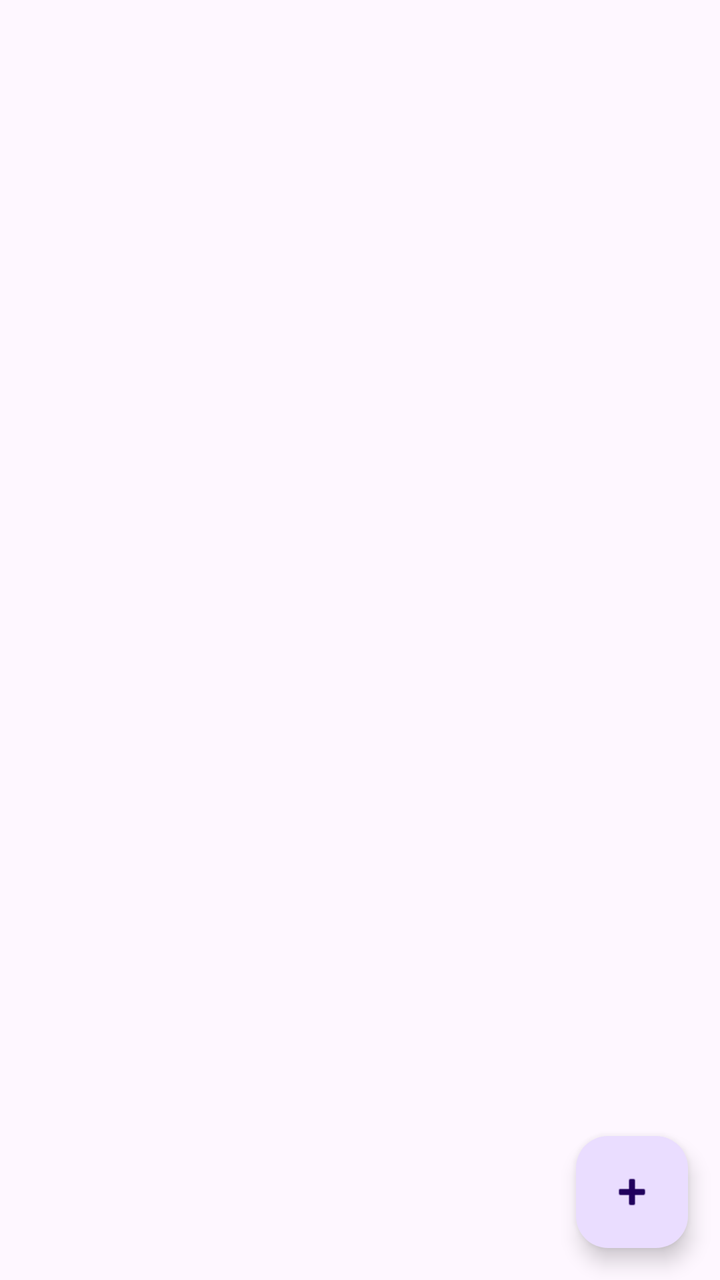
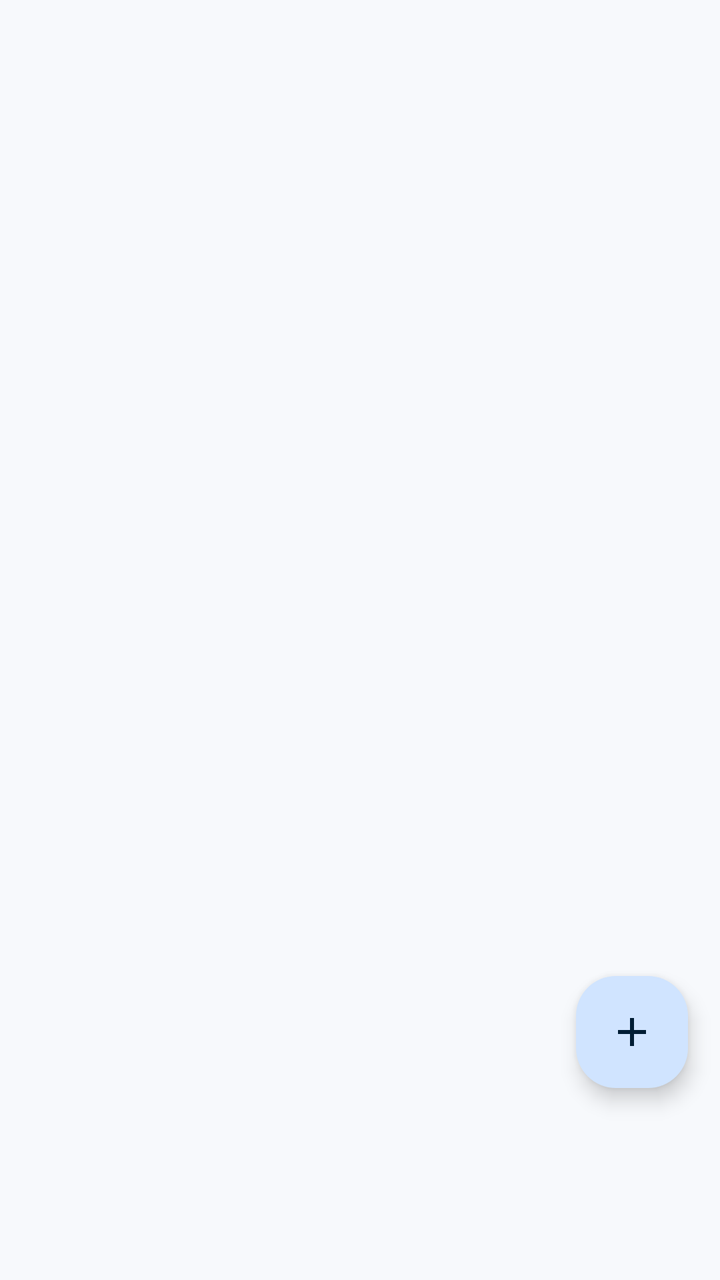

The first picture is an Android layout as it rendered before a commit; the second is the same layout after the commit. The layout source and the unified diff follow.
<!-- AndroidManifest.xml: application theme Theme.TMSCompanion -->
<!-- res/layout/fragment_servers.xml -->
<?xml version="1.0" encoding="utf-8"?>
<androidx.coordinatorlayout.widget.CoordinatorLayout xmlns:android="http://schemas.android.com/apk/res/android"
    xmlns:app="http://schemas.android.com/apk/res-auto"
    android:layout_width="match_parent"
    android:layout_height="match_parent">

    <androidx.recyclerview.widget.RecyclerView
        android:id="@+id/recyclerView"
        android:layout_width="match_parent"
        android:layout_height="match_parent"
        android:clipToPadding="false"
        android:padding="8dp" />

    <TextView
        android:id="@+id/emptyView"
        android:layout_width="wrap_content"
        android:layout_height="wrap_content"
        android:layout_gravity="center"
        android:gravity="center"
        android:padding="24dp"
        android:text="@string/no_servers"
        android:visibility="gone" />

    <com.google.android.material.floatingactionbutton.FloatingActionButton
        android:id="@+id/fabAdd"
        android:layout_width="wrap_content"
        android:layout_height="wrap_content"
        android:layout_gravity="bottom|end"
        android:layout_margin="16dp"
        android:contentDescription="@string/add_server"
        app:srcCompat="@android:drawable/ic_input_add" />
</androidx.coordinatorlayout.widget.CoordinatorLayout>
<!-- resources referenced by this layout -->
<resources>
  <string name="no_servers">No servers yet. Tap + to add one.</string>
  <style name="Theme.TMSCompanion" parent="Theme.Material3.DayNight.NoActionBar">
          <item name="colorPrimary">@color/purple_500</item>
          <item name="colorPrimaryDark">@color/purple_700</item>
          <item name="colorAccent">@color/teal_200</item>
      </style>
  <color name="purple_500">#6750A4</color>
  <color name="purple_700">#4F378B</color>
  <color name="teal_200">#03DAC5</color>
  <!-- unchanged entries left out for length: 1 -->
</resources>

<!-- the commit's change to res/layout/fragment_servers.xml (unified diff, before → after) -->
@@ -9,24 +9,59 @@
         android:layout_width="match_parent"
         android:layout_height="match_parent"
         android:clipToPadding="false"
-        android:padding="8dp" />
+        android:paddingTop="@dimen/list_padding_top"
+        android:paddingBottom="@dimen/list_padding_bottom"
+        android:paddingHorizontal="12dp" />
 
-    <TextView
+    <LinearLayout
         android:id="@+id/emptyView"
-        android:layout_width="wrap_content"
+        android:layout_width="match_parent"
         android:layout_height="wrap_content"
         android:layout_gravity="center"
         android:gravity="center"
-        android:padding="24dp"
-        android:text="@string/no_servers"
-        android:visibility="gone" />
+        android:orientation="vertical"
+        android:padding="32dp"
+        android:visibility="gone">
+
+        <ImageView
+            android:layout_width="64dp"
+            android:layout_height="64dp"
+            android:background="@drawable/bg_empty_glyph"
+            android:contentDescription="@null"
+            android:padding="16dp"
+            android:src="@drawable/ic_nav_servers" />
+
+        <TextView
+            android:layout_width="wrap_content"
+            android:layout_height="wrap_content"
+            android:layout_marginTop="16dp"
+            android:text="@string/no_servers"
+            android:textAppearance="?attr/textAppearanceTitleLarge" />
+
+        <TextView
+            android:layout_width="wrap_content"
+            android:layout_height="wrap_content"
+            android:layout_marginTop="8dp"
+            android:gravity="center"
+            android:text="@string/no_servers_body"
+            android:textAppearance="?attr/textAppearanceBodyMedium"
+            android:textColor="?attr/colorOnSurfaceVariant" />
+
+        <com.google.android.material.button.MaterialButton
+            android:id="@+id/emptyAddButton"
+            android:layout_width="wrap_content"
+            android:layout_height="wrap_content"
+            android:layout_marginTop="16dp"
+            android:text="@string/add_server" />
+    </LinearLayout>
 
     <com.google.android.material.floatingactionbutton.FloatingActionButton
         android:id="@+id/fabAdd"
         android:layout_width="wrap_content"
         android:layout_height="wrap_content"
         android:layout_gravity="bottom|end"
-        android:layout_margin="16dp"
+        android:layout_marginEnd="16dp"
+        android:layout_marginBottom="96dp"
         android:contentDescription="@string/add_server"
-        app:srcCompat="@android:drawable/ic_input_add" />
+        app:srcCompat="@drawable/ic_add" />
 </androidx.coordinatorlayout.widget.CoordinatorLayout>
<!-- resource entries referenced after the edit -->
@@ -1,14 +1,214 @@
 <!-- resources referenced by this layout -->
 <resources>
-  <string name="no_servers">No servers yet. Tap + to add one.</string>
-  <style name="Theme.TMSCompanion" parent="Theme.Material3.DayNight.NoActionBar">
-          <item name="colorPrimary">@color/purple_500</item>
-          <item name="colorPrimaryDark">@color/purple_700</item>
-          <item name="colorAccent">@color/teal_200</item>
-      </style>
-  <color name="purple_500">#6750A4</color>
-  <color name="purple_700">#4F378B</color>
-  <color name="teal_200">#03DAC5</color>
+  <dimen name="list_padding_bottom">104dp</dimen>
+  <dimen name="list_padding_top">72dp</dimen>
+  <!-- drawable bg_empty_glyph (drawable) -->
+  <?xml version="1.0" encoding="utf-8"?>
+  <shape xmlns:android="http://schemas.android.com/apk/res/android"
+      android:shape="oval">
+      <solid android:color="?attr/colorSecondaryContainer" />
+  </shape>
+  <!-- drawable ic_add (drawable) -->
+  <vector xmlns:android="http://schemas.android.com/apk/res/android"
+      android:width="24dp"
+      android:height="24dp"
+      android:viewportWidth="24"
+      android:viewportHeight="24"
+      android:tint="?attr/colorOnSurface">
+      <path
+          android:fillColor="@android:color/white"
+          android:pathData="M19,13h-6v6h-2v-6H5v-2h6V5h2v6h6v2z" />
+  </vector>
+  <!-- drawable ic_nav_servers (drawable) -->
+  <vector xmlns:android="http://schemas.android.com/apk/res/android"
+      android:width="24dp"
+      android:height="24dp"
+      android:viewportWidth="24"
+      android:viewportHeight="24"
+      android:tint="?attr/colorOnSurface">
+      <path
+          android:fillColor="@android:color/white"
+          android:pathData="M4,18h17v-2H4v2zM4,13h17v-2H4v2zM4,6v2h17V6H4z" />
+  </vector>
+  <string name="no_servers">No servers yet.</string>
+  <string name="no_servers_body">Add the TrackMySpend server this phone should upload to.</string>
+  <style name="Theme.TMSCompanion" parent="Theme.TMSCompanion.Base">
+          <item name="android:windowLightStatusBar">true</item>
+          <item name="android:windowLightNavigationBar">true</item>
+      </style>
+  <style name="Theme.TMSCompanion.Base" parent="Theme.Material3.DayNight.NoActionBar">
+          <item name="colorPrimary">@color/md_primary</item>
+          <item name="colorOnPrimary">@color/md_on_primary</item>
+          <item name="colorPrimaryContainer">@color/md_primary_container</item>
+          <item name="colorOnPrimaryContainer">@color/md_on_primary_container</item>
+          <item name="colorSecondary">@color/md_secondary</item>
+          <item name="colorOnSecondary">@color/md_on_secondary</item>
+          <item name="colorSecondaryContainer">@color/md_secondary_container</item>
+          <item name="colorOnSecondaryContainer">@color/md_on_secondary_container</item>
+          <item name="colorTertiary">@color/md_tertiary</item>
+          <item name="colorOnTertiary">@color/md_on_tertiary</item>
+          <item name="colorTertiaryContainer">@color/md_tertiary_container</item>
+          <item name="colorOnTertiaryContainer">@color/md_on_tertiary_container</item>
+          <item name="colorError">@color/md_error</item>
+          <item name="colorOnError">@color/md_on_error</item>
+          <item name="colorErrorContainer">@color/md_error_container</item>
+          <item name="colorOnErrorContainer">@color/md_on_error_container</item>
+          <item name="android:colorBackground">@color/md_background</item>
+          <item name="colorOnBackground">@color/md_on_background</item>
+          <item name="colorSurface">@color/md_surface</item>
+          <item name="colorOnSurface">@color/md_on_surface</item>
+          <item name="colorSurfaceVariant">@color/md_surface_variant</item>
+          <item name="colorOnSurfaceVariant">@color/md_on_surface_variant</item>
+          <item name="colorOutline">@color/md_outline</item>
+          <item name="colorOutlineVariant">@color/md_outline_variant</item>
+          <item name="colorSurfaceInverse">@color/md_inverse_surface</item>
+          <item name="colorOnSurfaceInverse">@color/md_inverse_on_surface</item>
+          <item name="colorPrimaryInverse">@color/md_inverse_primary</item>
+          <item name="colorSuccess">@color/md_success</item>
+          <item name="colorOnSuccess">@color/md_on_success</item>
+          <item name="colorSuccessContainer">@color/md_success_container</item>
+          <item name="colorOnSuccessContainer">@color/md_on_success_container</item>
+          <item name="colorPending">@color/md_pending</item>
+          <item name="colorOnPending">@color/md_on_pending</item>
+          <item name="colorPendingContainer">@color/md_pending_container</item>
+          <item name="colorOnPendingContainer">@color/md_on_pending_container</item>
+          <item name="colorGlassOverlay">@color/md_glass_overlay</item>
+          <item name="colorGlassStroke">@color/md_glass_stroke</item>
+          <item name="colorSurfaceContainer">@color/md_surface_container</item>
+          <item name="colorSurfaceContainerLow">@color/md_surface_container_low</item>
+          <item name="colorSurfaceContainerHigh">@color/md_surface_container_high</item>
+          <item name="android:statusBarColor">@android:color/transparent</item>
+          <item name="android:navigationBarColor">@android:color/transparent</item>
+          <item name="android:windowBackground">@color/md_background</item>
+          <item name="shapeAppearanceCornerExtraSmall">@style/ShapeAppearance.TMS.ExtraSmall</item>
+          <item name="shapeAppearanceCornerSmall">@style/ShapeAppearance.TMS.Small</item>
+          <item name="shapeAppearanceCornerMedium">@style/ShapeAppearance.TMS.Medium</item>
+          <item name="shapeAppearanceCornerLarge">@style/ShapeAppearance.TMS.Large</item>
+          <item name="shapeAppearanceCornerExtraLarge">@style/ShapeAppearance.TMS.ExtraLarge</item>
+          <item name="materialCardViewStyle">@style/Widget.TMS.Card</item>
+          <item name="materialButtonStyle">@style/Widget.TMS.Button</item>
+          <item name="floatingActionButtonStyle">@style/Widget.TMS.Fab</item>
+          <item name="bottomNavigationStyle">@style/Widget.TMS.BottomNav</item>
+          <item name="bottomSheetDialogTheme">@style/ThemeOverlay.TMS.BottomSheet</item>
+          <item name="snackbarStyle">@style/Widget.TMS.Snackbar</item>
+          <item name="textInputStyle">@style/Widget.TMS.TextInput</item>
+          <item name="chipStyle">@style/Widget.TMS.Chip</item>
+          <item name="toolbarStyle">@style/Widget.TMS.Toolbar</item>
+      </style>
+  <color name="md_primary">#1B4F72</color>
+  <color name="md_on_primary">#FFFFFF</color>
+  <color name="md_primary_container">#D0E4FF</color>
+  <color name="md_on_primary_container">#001D35</color>
+  <color name="md_secondary">#0F6B63</color>
+  <color name="md_on_secondary">#FFFFFF</color>
+  <color name="md_secondary_container">#B3F0E7</color>
+  <color name="md_on_secondary_container">#00201D</color>
+  <color name="md_tertiary">#5B4A7A</color>
+  <color name="md_on_tertiary">#FFFFFF</color>
+  <color name="md_tertiary_container">#E8DDFF</color>
+  <color name="md_on_tertiary_container">#1A0D33</color>
+  <color name="md_error">#BA1A1A</color>
+  <color name="md_on_error">#FFFFFF</color>
+  <color name="md_error_container">#FFDAD6</color>
+  <color name="md_on_error_container">#410002</color>
+  <color name="md_background">#F7F9FC</color>
+  <color name="md_on_background">#181C20</color>
+  <color name="md_surface">#F7F9FC</color>
+  <color name="md_on_surface">#181C20</color>
+  <color name="md_surface_variant">#DDE3EA</color>
+  <color name="md_on_surface_variant">#41484E</color>
+  <color name="md_outline">#71787F</color>
+  <color name="md_outline_variant">#C1C7CE</color>
+  <color name="md_inverse_surface">#2D3135</color>
+  <color name="md_inverse_on_surface">#EEF1F5</color>
+  <color name="md_inverse_primary">#9DCAEF</color>
+  <color name="md_success">#146C2E</color>
+  <color name="md_on_success">#FFFFFF</color>
+  <color name="md_success_container">#A6F2B4</color>
+  <color name="md_on_success_container">#002107</color>
+  <color name="md_pending">#7A5900</color>
+  <color name="md_on_pending">#FFFFFF</color>
+  <color name="md_pending_container">#FFDF9B</color>
+  <color name="md_on_pending_container">#261A00</color>
+  <color name="md_glass_overlay">#B3F7F9FC</color>
+  <color name="md_glass_stroke">#66FFFFFF</color>
+  <color name="md_surface_container">#EBEEF2</color>
+  <color name="md_surface_container_low">#F1F4F8</color>
+  <color name="md_surface_container_high">#E5E8EC</color>
+  <style name="ShapeAppearance.TMS.ExtraSmall" parent="ShapeAppearance.Material3.Corner.ExtraSmall">
+          <item name="cornerSize">@dimen/shape_xs</item>
+      </style>
+  <style name="ShapeAppearance.TMS.Small" parent="ShapeAppearance.Material3.Corner.Small">
+          <item name="cornerSize">@dimen/shape_sm</item>
+      </style>
+  <style name="ShapeAppearance.TMS.Medium" parent="ShapeAppearance.Material3.Corner.Medium">
+          <item name="cornerSize">@dimen/shape_md</item>
+      </style>
+  <style name="ShapeAppearance.TMS.Large" parent="ShapeAppearance.Material3.Corner.Large">
+          <item name="cornerSize">@dimen/shape_lg</item>
+      </style>
+  <style name="ShapeAppearance.TMS.ExtraLarge" parent="ShapeAppearance.Material3.Corner.ExtraLarge">
+          <item name="cornerSize">@dimen/shape_xl</item>
+      </style>
+  <style name="Widget.TMS.Card" parent="Widget.Material3.CardView.Filled">
+          <item name="shapeAppearance">@style/ShapeAppearance.TMS.Large</item>
+          <item name="cardBackgroundColor">?attr/colorSurfaceContainerLow</item>
+          <item name="cardElevation">0dp</item>
+          <item name="strokeWidth">0dp</item>
+      </style>
+  <style name="Widget.TMS.Button" parent="Widget.Material3.Button">
+          <item name="shapeAppearance">@style/ShapeAppearance.TMS.Medium</item>
+          <item name="android:minHeight">@dimen/touch_min</item>
+      </style>
+  <style name="Widget.TMS.Fab" parent="Widget.Material3.FloatingActionButton.Primary">
+          <item name="shapeAppearance">@style/ShapeAppearance.TMS.Large</item>
+      </style>
+  <style name="Widget.TMS.BottomNav" parent="Widget.Material3.BottomNavigationView">
+          <item name="backgroundTint">@android:color/transparent</item>
+          <item name="itemActiveIndicatorStyle">@style/Widget.TMS.NavIndicator</item>
+          <item name="itemIconTint">@color/nav_item_tint</item>
+          <item name="itemTextColor">@color/nav_item_tint</item>
+          <item name="itemRippleColor">@color/md_primary_container</item>
+          <item name="elevation">0dp</item>
+      </style>
+  <style name="ThemeOverlay.TMS.BottomSheet" parent="ThemeOverlay.Material3.BottomSheetDialog">
+          <item name="bottomSheetStyle">@style/Widget.TMS.BottomSheet</item>
+      </style>
+  <style name="Widget.TMS.Snackbar" parent="Widget.Material3.Snackbar">
+          <item name="backgroundTint">?attr/colorSurfaceContainerHigh</item>
+          <item name="shapeAppearance">@style/ShapeAppearance.TMS.Small</item>
+      </style>
+  <style name="Widget.TMS.TextInput" parent="Widget.Material3.TextInputLayout.OutlinedBox">
+          <item name="shapeAppearance">@style/ShapeAppearance.TMS.Small</item>
+          <item name="boxStrokeColor">?attr/colorOutline</item>
+      </style>
+  <style name="Widget.TMS.Chip" parent="Widget.Material3.Chip.Assist">
+          <item name="chipCornerRadius">@dimen/shape_xs</item>
+          <item name="chipMinHeight">28dp</item>
+          <item name="android:clickable">false</item>
+          <item name="android:checkable">false</item>
+      </style>
+  <style name="Widget.TMS.Toolbar" parent="Widget.Material3.Toolbar">
+          <item name="android:background">@android:color/transparent</item>
+          <item name="titleTextAppearance">?attr/textAppearanceHeadlineSmall</item>
+          <item name="titleTextColor">?attr/colorOnSurface</item>
+          <item name="subtitleTextColor">?attr/colorOnSurfaceVariant</item>
+          <item name="navigationIconTint">?attr/colorOnSurface</item>
+      </style>
+  <dimen name="shape_xs">4dp</dimen>
+  <dimen name="shape_sm">8dp</dimen>
+  <dimen name="shape_md">12dp</dimen>
+  <dimen name="shape_lg">20dp</dimen>
+  <dimen name="shape_xl">28dp</dimen>
+  <dimen name="touch_min">48dp</dimen>
+  <style name="Widget.TMS.NavIndicator" parent="Widget.Material3.BottomNavigationView.ActiveIndicator">
+          <item name="android:color">?attr/colorSecondaryContainer</item>
+          <item name="shapeAppearance">@style/ShapeAppearance.TMS.Medium</item>
+      </style>
+  <style name="Widget.TMS.BottomSheet" parent="Widget.Material3.BottomSheet">
+          <item name="shapeAppearance">@style/ShapeAppearance.TMS.ExtraLarge</item>
+          <item name="backgroundTint">?attr/colorSurfaceContainer</item>
+      </style>
   <!-- unchanged entries left out for length: 1 -->
 </resources>
 
